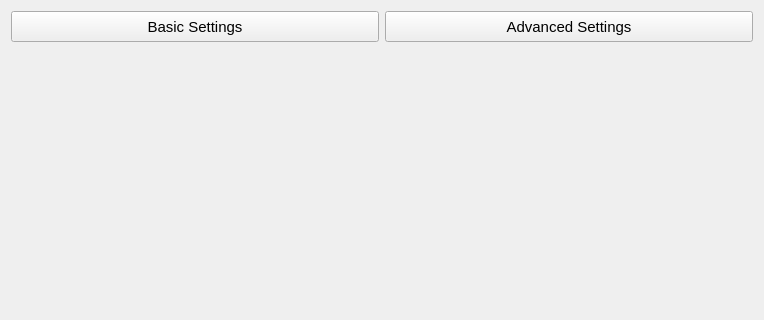
The window that src/SettingsWidget.ui (L-Super/FlowD) describes before a commit, drawn with Qt 5; both pictures show x 0 to 764 and y 0 to 320 of the 764 by 537 pixel window.
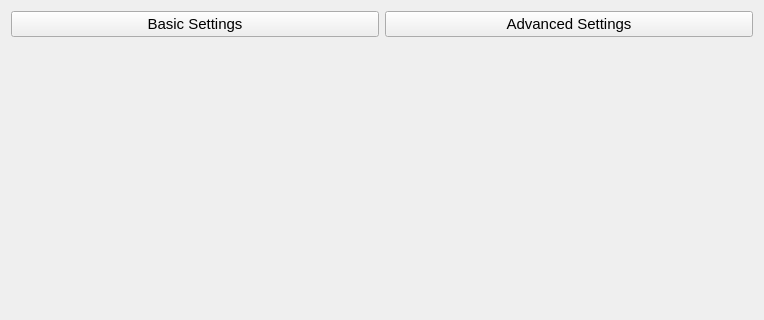
The same window after the commit.

Commit message: refactor: basic setting widget

```diff
--- a/src/SettingsWidget.ui
+++ b/src/SettingsWidget.ui
@@ -24,18 +24,6 @@
     <layout class="QHBoxLayout" name="horizontalLayout">
      <item>
       <widget class="QPushButton" name="btnTabBasic">
-       <property name="minimumSize">
-        <size>
-         <width>281</width>
-         <height>31</height>
-        </size>
-       </property>
-       <property name="maximumSize">
-        <size>
-         <width>16777215</width>
-         <height>31</height>
-        </size>
-       </property>
        <property name="font">
         <font>
          <pointsize>11</pointsize>
@@ -54,12 +42,6 @@
      </item>
      <item>
       <widget class="QPushButton" name="btnTabAdvanced">
-       <property name="minimumSize">
-        <size>
-         <width>281</width>
-         <height>31</height>
-        </size>
-       </property>
        <property name="font">
         <font>
          <pointsize>11</pointsize>
```
The commit also changes 5 other files.
